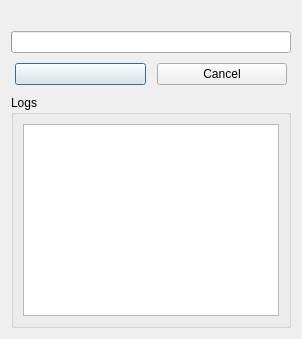
The window that source/progressdialog.ui (pionere/d1-graphics-tool) describes before a commit, drawn with Qt 5.
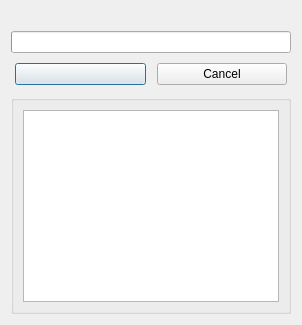
The same window after the commit.

The edit to the form file:
```diff
--- a/source/progressdialog.ui
+++ b/source/progressdialog.ui
@@ -56,9 +56,6 @@
    </item>
    <item>
     <widget class="QGroupBox" name="detailsGroupBox">
-     <property name="title">
-      <string>Logs</string>
-     </property>
      <layout class="QVBoxLayout" name="verticalLayout_1">
       <item>
        <widget class="QPlainTextEdit" name="outputTextEdit">
```
